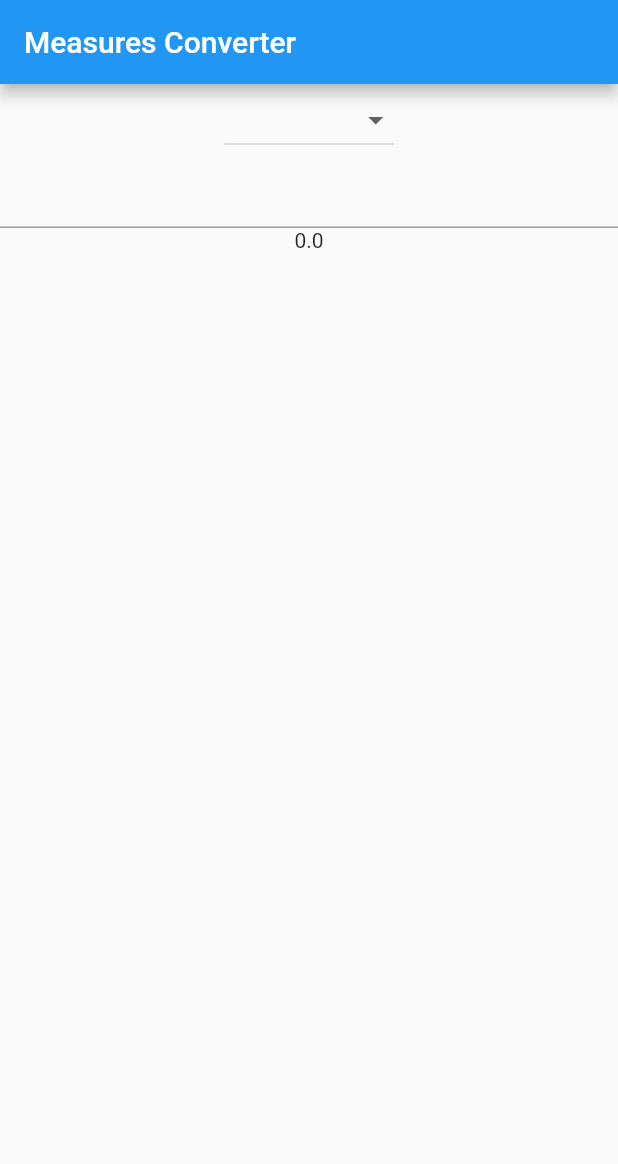
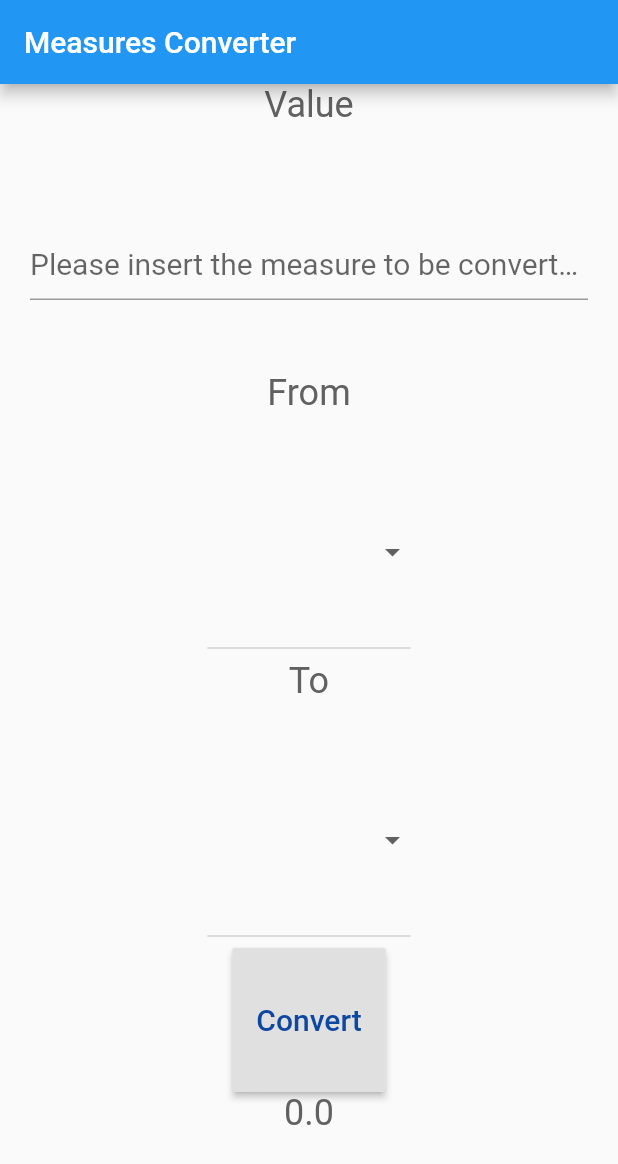
Before and after one commit to abdulhalim-cu/unit_converter, a Flutter app: the screen it shows after launch, on a phone screen of 412 x 824 dp. Shown: the top 1164 px of the screen. Run offline on Flutter 3.47's test engine with Material 2 defaults, Android fonts, the phone set to English and light mode, and no system bars.

Commit message:
[IMP] designed app with necessary widgets
list of widgets are added in the column.

```diff
--- a/lib/main.dart
+++ b/lib/main.dart
@@ -22,11 +22,24 @@ class _MyAppState extends State<MyApp> {
     'ounces',
   ];
 
+  String _startMeasure;
+  String _convertedMeasure;
+
   @override
   void initState() {
     _numberForm = 0;
     super.initState();
   }
+
+  final TextStyle inputStyle = TextStyle(
+    fontSize: 20,
+    color: Colors.blue.shade900,
+  );
+
+  final TextStyle labelStyle = TextStyle(
+    fontSize: 24,
+    color: Colors.grey.shade700,
+  );
 
   @override
   Widget build(BuildContext context) {
@@ -36,19 +49,18 @@ class _MyAppState extends State<MyApp> {
         appBar: AppBar(
           title: Text('Measures Converter'),
         ),
-        body: Center(
+        body: Container(
+          padding: EdgeInsets.symmetric(horizontal: 20.0),
           child: Column(
             children: [
-              DropdownButton(
-                items: _measures
-                    .map((measure) => DropdownMenuItem(
-                          child: Text(measure),
-                          value: measure,
-                        ))
-                    .toList(),
-                onChanged: (_) {},
+              Expanded(
+                child: Text(
+                  'Value',
+                  style: labelStyle,
                 ),
-              TextField(
+              ),
+              Expanded(
+                child: TextField(
                   onChanged: (text) {
                     var number = double.tryParse(text);
                     if (number != null) {
@@ -57,8 +69,77 @@ class _MyAppState extends State<MyApp> {
                       });
                     }
                   },
+                  decoration: InputDecoration(
+                    hintText: "Please insert the measure to be converted",
                   ),
-              Text((_numberForm == null) ? "" : _numberForm.toString()),
+                  style: inputStyle,
+                ),
+              ),
+              Expanded(
+                child: Text(
+                  'From',
+                  style: labelStyle,
+                ),
+              ),
+              Expanded(
+                child: DropdownButton(
+                  items: _measures
+                      .map((measure) => DropdownMenuItem(
+                            child: Text(
+                              measure,
+                              style: inputStyle,
+                            ),
+                            value: measure,
+                          ))
+                      .toList(),
+                  onChanged: (measure) {
+                    setState(() {
+                      _startMeasure = measure;
+                    });
+                  },
+                  value: _startMeasure,
+                ),
+              ),
+              Expanded(
+                child: Text(
+                  'To',
+                  style: labelStyle,
+                ),
+              ),
+              Expanded(
+                child: DropdownButton(
+                  items: _measures
+                      .map((measure) => DropdownMenuItem(
+                            child: Text(
+                              measure,
+                              style: inputStyle,
+                            ),
+                            value: measure,
+                          ))
+                      .toList(),
+                  onChanged: (measure) {
+                    setState(() {
+                      _convertedMeasure = measure;
+                    });
+                  },
+                  value: _convertedMeasure,
+                ),
+              ),
+              Expanded(
+                child: RaisedButton(
+                  child: Text(
+                    'Convert',
+                    style: inputStyle,
+                  ),
+                  onPressed: () => true,
+                ),
+              ),
+              Expanded(
+                child: Text(
+                  (_numberForm == null) ? "" : _numberForm.toString(),
+                  style: labelStyle,
+                ),
+              ),
             ],
           ),
         ),
```
Lines whose indentation alone changed are shown as unchanged.
